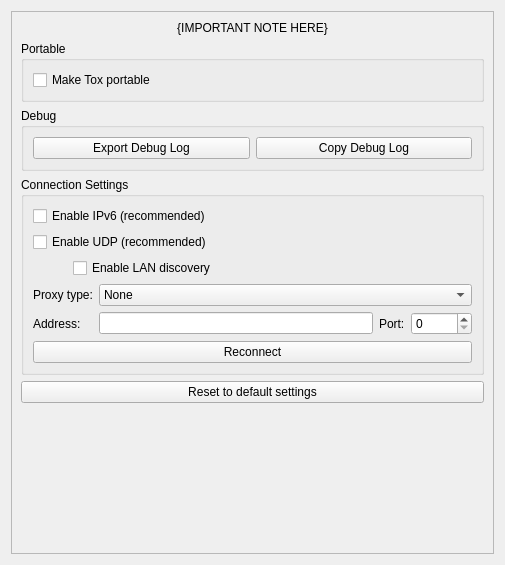
The window that src/widget/form/settings/advancedsettings.ui (qTox/qTox) describes before a commit, drawn with Qt 5.
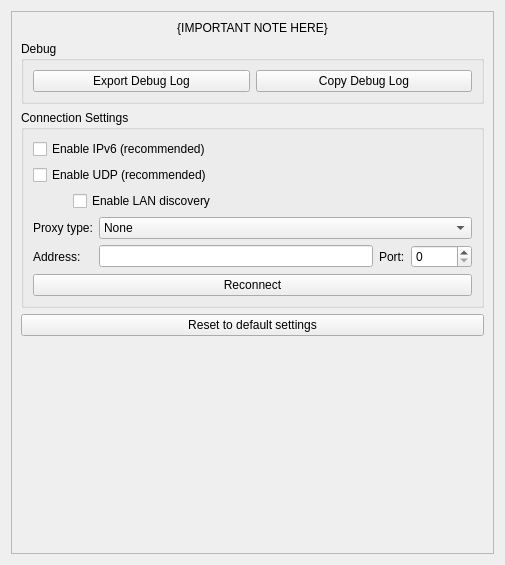
The same window after the commit. Custom widgets are drawn as their Qt base class.

Commit message:
fix(settings): remove broken "makeToxPortable"
The current implementation was broken and wrote to the non portable
directories even in portable mode.

Since Paths now handles this correctly we can remove the Settings part
and UI.

```diff
--- a/src/widget/form/settings/advancedsettings.ui
+++ b/src/widget/form/settings/advancedsettings.ui
@@ -48,25 +48,6 @@
          </property>
         </widget>
        </item>
-       <item>
-        <widget class="QGroupBox" name="ProtableGroup">
-         <property name="title">
-          <string>Portable</string>
-         </property>
-         <layout class="QVBoxLayout" name="verticalLayout_3">
-          <item>
-           <widget class="QCheckBox" name="cbMakeToxPortable">
-            <property name="toolTip">
-             <string extracomment="describes makeToxPortable checkbox">Save settings to the working directory instead of the usual conf dir</string>
-            </property>
-            <property name="text">
-             <string>Make Tox portable</string>
-            </property>
-           </widget>
-          </item>
-         </layout>
-        </widget>
-       </item>
        <item>
         <widget class="QGroupBox" name="DebugGroup">
          <property name="title">
@@ -127,11 +108,11 @@
                 <number>40</number>
                </property>
                <item>
-                <widget class="QCheckBox" name="cbEnableLanDiscovery"> 
-                 <property name="text"> 
-                  <string>Enable LAN discovery</string> 
-                 </property> 
-                </widget> 
+               <widget class="QCheckBox" name="cbEnableLanDiscovery">
+                <property name="text">
+                 <string>Enable LAN discovery</string>
+                </property>
+               </widget>
                </item>
               </layout>
             </item>
```
Left out of the diff: 3 changed lines with no effect on the pictures. Lines whose indentation alone changed are shown as unchanged. The commit also changes 4 other files.
